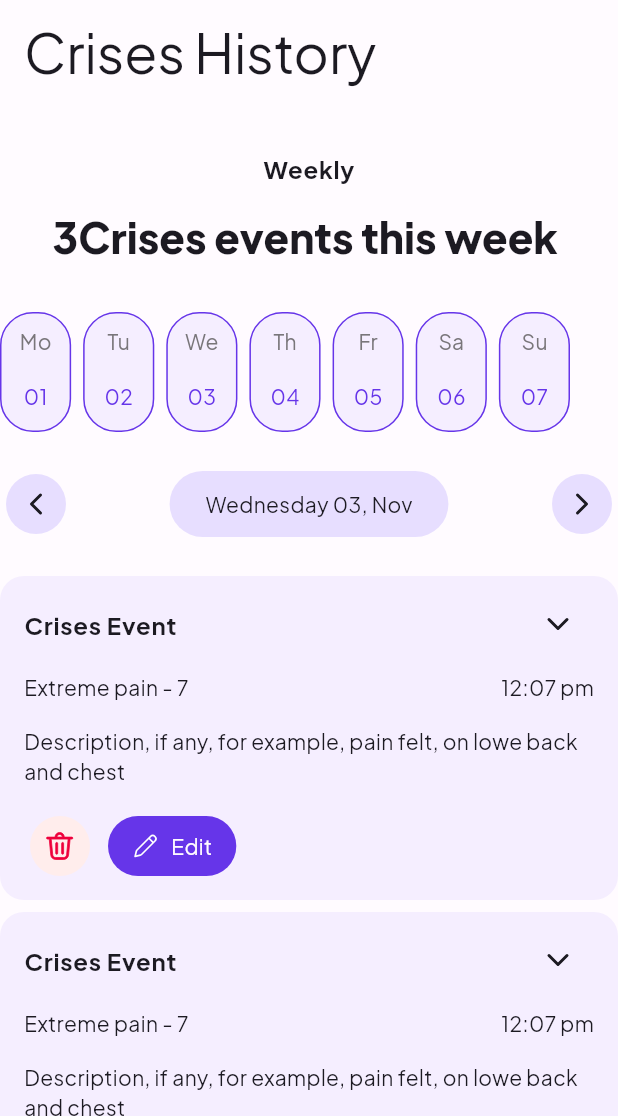
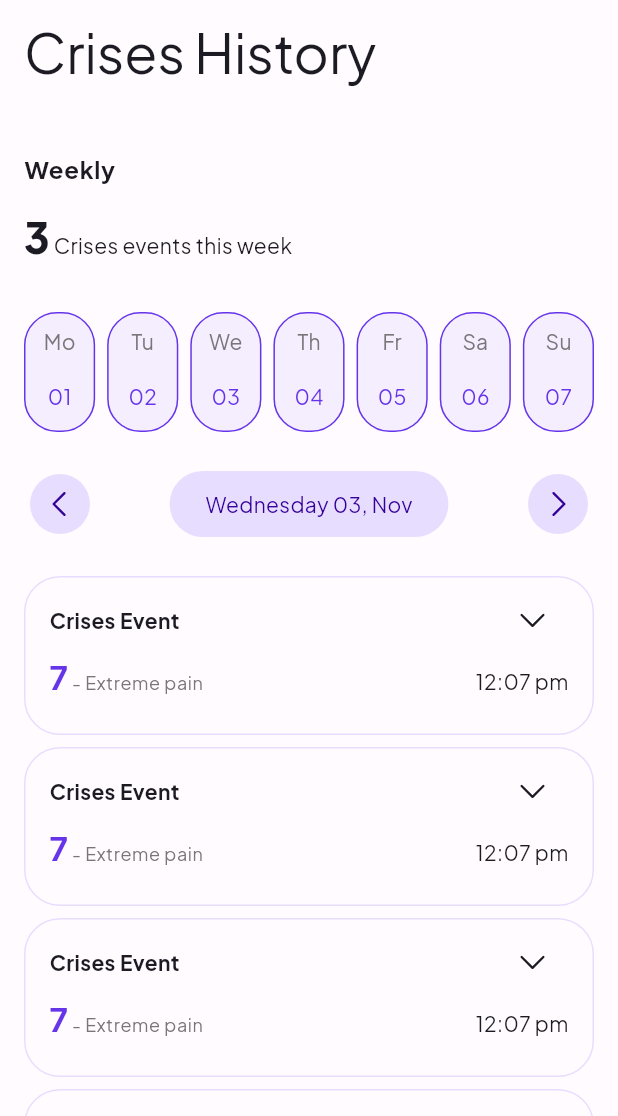
Before and after one commit to sickler-app/sickler, a Flutter app: the CrisisLogsScreen screen opened directly, on a phone screen of 412 x 824 dp, the part 120-1236 px from its top. Run offline on Flutter 3.47's test engine with Material 3 defaults, Android fonts, the phone set to English and light mode, and no system bars; our stand-ins replace equatable, fluentui_system_icons, flutter_animate, flutter_svg, gap.

Commit message:
ui: building emergency section

```diff
--- a/lib/core/enums.dart
+++ b/lib/core/enums.dart
@@ -35,7 +35,6 @@ enum MedicationType {
 
 enum MedsScheduleEndingState {
   ///An Enum to define the states of the Medication repeat ending format.
-
   never,
   onDate,
   afterNumberOfOccurrences
@@ -51,3 +50,16 @@ enum MedsHistoryMode {
   monthly,
   yearly
 }
+
+enum RelationType {
+  ///An Enum to define the Relation Types
+  ///Can be used for selecting Emergency Contact Relations
+
+  brother,
+  sister,
+  mother,
+  father,
+  doctor,
+  nurse,
+  friend,
+}
--- a/lib/main.dart
+++ b/lib/main.dart
@@ -1,5 +1,7 @@
 import 'package:flutter/material.dart';
 import 'package:sickler/core/theme.dart';
+import 'package:sickler/screens/emergency/add_emergency_contact_screen.dart';
+import 'package:sickler/screens/emergency/crisis_logs_screen.dart';
 import 'package:sickler/screens/emergency/emergency_screen.dart';
 import 'package:sickler/screens/home/home_screen.dart';
 
@@ -23,6 +25,6 @@ class MyApp extends StatelessWidget {
           curve: Curves.easeInOut,
           duration: const Duration(milliseconds: 300),
         ),
-        home: const EmergencyScreen());
+        home: const CrisisLogsScreen());
   }
 }
--- a/lib/screens/emergency/components/crisis_history_weekly.dart
+++ b/lib/screens/emergency/components/crisis_history_weekly.dart
@@ -1,5 +1,8 @@
+import 'package:flutter/cupertino.dart';
 import 'package:flutter/material.dart';
+import 'package:flutter/widgets.dart';
 import 'package:gap/gap.dart';
+import 'package:sickler/core/constants.dart';
 import 'package:sickler/screens/global_components/global_components.dart';
 
 import 'components.dart';
@@ -11,6 +14,7 @@ class CrisisHistoryWeekly extends StatelessWidget {
   Widget build(BuildContext context) {
     final ThemeData theme = Theme.of(context);
     return Column(
+      crossAxisAlignment: CrossAxisAlignment.start,
       children: [
         Text(
           "Weekly",
@@ -27,10 +31,8 @@ class CrisisHistoryWeekly extends StatelessWidget {
                     .copyWith(fontWeight: FontWeight.w800),
               ),
               TextSpan(
-                text: "Crises events this week ",
-                style: theme.textTheme.headlineMedium!
-                    .copyWith(fontWeight: FontWeight.w800),
-              ),
+                  text: " Crises events this week ",
+                  style: theme.textTheme.bodyMedium),
             ],
           ),
         ),
@@ -42,6 +44,41 @@ class CrisisHistoryWeekly extends StatelessWidget {
             onPreviousPressed: () {},
             label: "Wednesday 03, Nov"),
         const Gap(24),
+        Row(
+          children: [
+            // SizedBox(
+            //   width: 20,
+            //   height: 500,
+            //   child: ListView.separated(
+            //     padding: EdgeInsets.zero,
+            //       physics: NeverScrollableScrollPhysics(),
+            //       shrinkWrap: true,
+            //       itemBuilder: (context, index) {
+            //         return Container(
+            //           margin: EdgeInsets.symmetric(horizontal: 8, vertical: 16),
+            //           height: 100,
+            //           width: 6,
+            //           decoration:
+            //               BoxDecoration(
+            //                   borderRadius: BorderRadius.circular(6),
+            //                   color: SicklerColours.neutral95),
+            //         );
+            //       },
+            //       separatorBuilder: (context, index) {
+            //         return Container(
+            //           width: 12,
+            //           height: 12,
+            //           decoration: BoxDecoration(
+            //               color: SicklerColours.neutral90,
+            //               shape: BoxShape.circle),
+            //         );
+            //       },
+            //       itemCount: 5),
+            // ),
+            // Gap(8),
+            Expanded(
+              child: Column(
+                children: [
                   const CrisisLogCard(),
                   const Gap(8),
                   const CrisisLogCard(),
@@ -50,6 +87,11 @@ class CrisisHistoryWeekly extends StatelessWidget {
                   const Gap(8),
                   const CrisisLogCard(),
                 ],
+              ),
+            ),
+          ],
+        )
+      ],
     );
   }
 }
--- a/lib/screens/emergency/components/crisis_log_card.dart
+++ b/lib/screens/emergency/components/crisis_log_card.dart
@@ -1,5 +1,7 @@
 import 'package:fluentui_system_icons/fluentui_system_icons.dart';
+import 'package:flutter/cupertino.dart';
 import 'package:flutter/material.dart';
+import 'package:flutter/widgets.dart';
 import 'package:flutter_animate/flutter_animate.dart';
 import 'package:flutter_svg/flutter_svg.dart';
 import 'package:gap/gap.dart';
@@ -22,22 +24,31 @@ class _CrisisEventLogCardState extends State<CrisisLogCard> {
     final ThemeData theme = Theme.of(context);
     bool isDarkMode = theme.brightness == Brightness.dark;
     return AnimatedContainer(
-      duration: 300.ms,
+      height: isExpanded ? 202 : 106,
+      duration: 250.ms,
       curve: Curves.easeInOut,
-      padding: const EdgeInsets.only(left: 16, right: 16, top: 8, bottom: 12),
+      padding: const EdgeInsets.only(left: 16, right: 16, top: 4, bottom: 8),
       decoration: BoxDecoration(
-        borderRadius: BorderRadius.circular(16),
+        borderRadius: BorderRadius.circular(24),
+        border: isDarkMode
+            ? null
+            : Border.all(
+                color: (isExpanded
+                    ? Colors.transparent
+                    : theme.colorScheme.primaryContainer),
+                width: 1),
         color: isDarkMode
             ? theme.cardColor
-            : (isExpanded ? SicklerColours.purple95 : theme.cardColor),
+            : (isExpanded ? theme.cardColor: Colors.transparent),
       ),
       child: Column(
+        mainAxisSize: MainAxisSize.min,
         children: [
           Row(
             children: [
               Text(
                 "Crises Event",
-                style: theme.textTheme.bodyLarge!
+                style: theme.textTheme.bodyMedium!
                     .copyWith(fontWeight: FontWeight.bold),
               ),
               const Spacer(),
@@ -47,20 +58,24 @@ class _CrisisEventLogCardState extends State<CrisisLogCard> {
                       isExpanded = !isExpanded;
                     });
                   },
-                icon: SvgPicture.asset(
-                  "assets/svg/chevron-down.svg",
-                  colorFilter:
-                      ColorFilter.mode(theme.iconTheme.color!, BlendMode.srcIn),
-                ),
-              ),
+                  icon: Icon(FluentIcons.chevron_down_24_regular)),
             ],
           ),
-          const Gap(8),
+
           Row(
+            crossAxisAlignment: CrossAxisAlignment.baseline,
+            textBaseline: TextBaseline.alphabetic,
             children: [
               Text(
-                "Extreme pain - 7",
-                style: theme.textTheme.bodyMedium,
+                "7",
+                style: theme.textTheme.titleLarge!.copyWith(
+                    fontWeight: FontWeight.bold,
+                    color: theme.colorScheme.primary),
+              ),
+              Text(
+                " - Extreme pain",
+                style: theme.textTheme.bodySmall!
+                    .copyWith(color: SicklerColours.neutral50),
               ),
               const Spacer(),
               Text(
@@ -71,32 +86,29 @@ class _CrisisEventLogCardState extends State<CrisisLogCard> {
           ),
           const Gap(16),
           Visibility(
+            visible: isExpanded,
             child: Column(
               children: [
                 const Text(
                     "Description, if any, for example, pain felt, on lowe back and chest"),
-                const Gap(16),
+                const Gap(8),
                 Row(
                   children: [
+                    Spacer(),
                     IconButton.filled(
                         style: IconButton.styleFrom(
                             elevation: 0,
-                          backgroundColor: isDarkMode
-                              ? SicklerColours.red20
-                              : SicklerColours.red95),
+                            backgroundColor: theme.colorScheme.error),
                         onPressed: () {},
-                      icon: SvgPicture.asset(
-                        "assets/svg/delete.svg",
-                        colorFilter: ColorFilter.mode(
-                            theme.colorScheme.error, BlendMode.srcIn),
-                      ),
-                    ),
-                    const Gap(8),
-                     SicklerButton( isChipButton:true,
+                        icon: Icon(FluentIcons.delete_20_regular, color: Colors.white,)),
+                   // const Gap(4),
+                    IconButton.filled(
+                        style: IconButton.styleFrom(
+                          splashFactory: InkSparkle.splashFactory,
+                            elevation: 0,
+                            backgroundColor: theme.colorScheme.primary),
                         onPressed: () {},
-                      label: "Edit",
-                      icon: FluentIcons.edit_24_regular
-                    ),
+                        icon: Icon(FluentIcons.edit_20_regular, color: Colors.white)),
                   ],
                 )
               ],
--- a/lib/screens/emergency/crisis_history_screen.dart
+++ b/lib/screens/emergency/crisis_logs_screen.dart
@@ -8,12 +8,15 @@ class CrisisLogsScreen extends StatelessWidget {
   @override
   Widget build(BuildContext context) {
     final ThemeData theme = Theme.of(context);
-    return const Scaffold(
+    return Scaffold(
       body: SingleChildScrollView(
         child: Column(
           children: [
             SicklerAppBar(pageTitle: "Crises History"),
-            CrisisHistoryWeekly(),
+            Padding(
+              padding: EdgeInsets.symmetric(horizontal: 16),
+              child: CrisisHistoryWeekly(),
+            ),
           ],
         ),
       ),
--- a/lib/screens/global_components/sickler_date_switcher.dart
+++ b/lib/screens/global_components/sickler_date_switcher.dart
@@ -1,3 +1,4 @@
+import 'package:fluentui_system_icons/fluentui_system_icons.dart';
 import 'package:flutter/material.dart';
 import 'package:flutter_animate/flutter_animate.dart';
 import 'package:flutter_svg/flutter_svg.dart';
@@ -25,17 +26,13 @@ class SicklerDateSwitcher extends StatelessWidget {
           style: IconButton.styleFrom(
             backgroundColor: isDarkMode
                 ? theme.colorScheme.primary
-                : SicklerColours.purple90,
+                : theme.colorScheme.primaryContainer,
             elevation: 0,
           ),
           onPressed: onPreviousPressed,
-          icon: SvgPicture.asset(
-            "assets/svg/chevron-left.svg",
-            colorFilter: ColorFilter.mode(
-                isDarkMode ? SicklerColours.purple10 : theme.iconTheme.color!,
-                BlendMode.srcIn),
+          icon:  Icon(FluentIcons.chevron_left_24_regular, color: SicklerColours.purple20,)
+
           ),
-        ),
         const Spacer(),
         AnimatedContainer(
           duration: 300.ms,
@@ -44,7 +41,7 @@ class SicklerDateSwitcher extends StatelessWidget {
             borderRadius: BorderRadius.circular(24),
             color: isDarkMode
                 ? theme.colorScheme.primary
-                : SicklerColours.purple90,
+                : theme.colorScheme.primaryContainer,
           ),
           child: Center(
             child: Padding(
@@ -52,9 +49,9 @@ class SicklerDateSwitcher extends StatelessWidget {
               child: Text(
                 label,
                 style: theme.textTheme.bodyMedium!.copyWith(
-                  color: isDarkMode
-                      ? SicklerColours.purple10
-                      : theme.iconTheme.color!,
+                  color:
+                SicklerColours.purple20,
+
                 ),
               ),
             ),
@@ -65,15 +62,11 @@ class SicklerDateSwitcher extends StatelessWidget {
           style: IconButton.styleFrom(
             backgroundColor: isDarkMode
                 ? theme.colorScheme.primary
-                : SicklerColours.purple90,
+                : theme.colorScheme.primaryContainer,
           ),
           onPressed: onNextPressed,
-          icon: SvgPicture.asset(
-            "assets/svg/chevron-right.svg",
-            colorFilter: ColorFilter.mode(
-                isDarkMode ? SicklerColours.purple10 : theme.iconTheme.color!,
-                BlendMode.srcIn),
-          ),
+          icon: Icon(FluentIcons.chevron_right_24_regular, color:SicklerColours.purple20,)
+
         )
       ],
     );
--- a/pubspec.yaml
+++ b/pubspec.yaml
@@ -65,6 +65,6 @@ flutter:
         - asset: assets/fonts/PlusJakartaSans-Regular.ttf
         - asset: assets/fonts/PlusJakartaSans-SemiBold.ttf
         - asset: assets/fonts/PlusJakartaSans-SemiBoldItalic.ttf
-    - family: My Icons
-      fonts:
-        - asset: assets/fonts/my_icons_font.otf
+#    - family: My Icons
+#      fonts:
+#        - asset: assets/fonts/my_icons_font.otf
```
Lines whose indentation alone changed are shown as unchanged.
